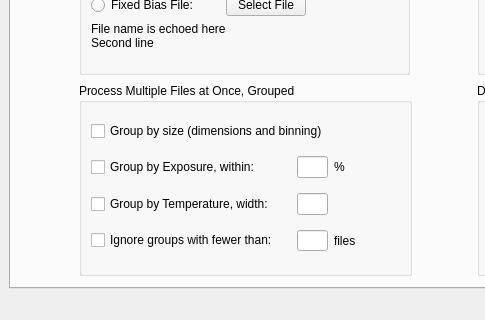
This is MainWindow.ui in RMcDOttawa/MasterDarkMaker as Qt 5 draws it before an edit; both pictures show x 0 to 485 and y 281 to 601 of the 883 by 601 pixel window. The edited form follows.
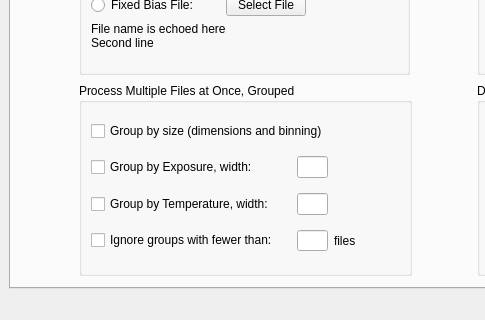
This is the edited form. The open tabs and pages were chosen to show the change.

Commit message: Exposure clustering: implemented data model and GUI editing of it.

Patch:
```diff
--- a/MainWindow.ui
+++ b/MainWindow.ui
@@ -754,14 +754,7 @@
               <string>Process sets of files having different exposure times</string>
              </property>
              <property name="text">
-              <string>Group by Exposure, within:</string>
-             </property>
-            </widget>
-           </item>
-           <item row="1" column="2">
-            <widget class="QLabel" name="label_7">
-             <property name="text">
-              <string>%</string>
+              <string>Group by Exposure, width:</string>
              </property>
             </widget>
            </item>
```
Left out of the diff: 42 changed lines with no effect on the pictures. The commit also changes 2 other files.
